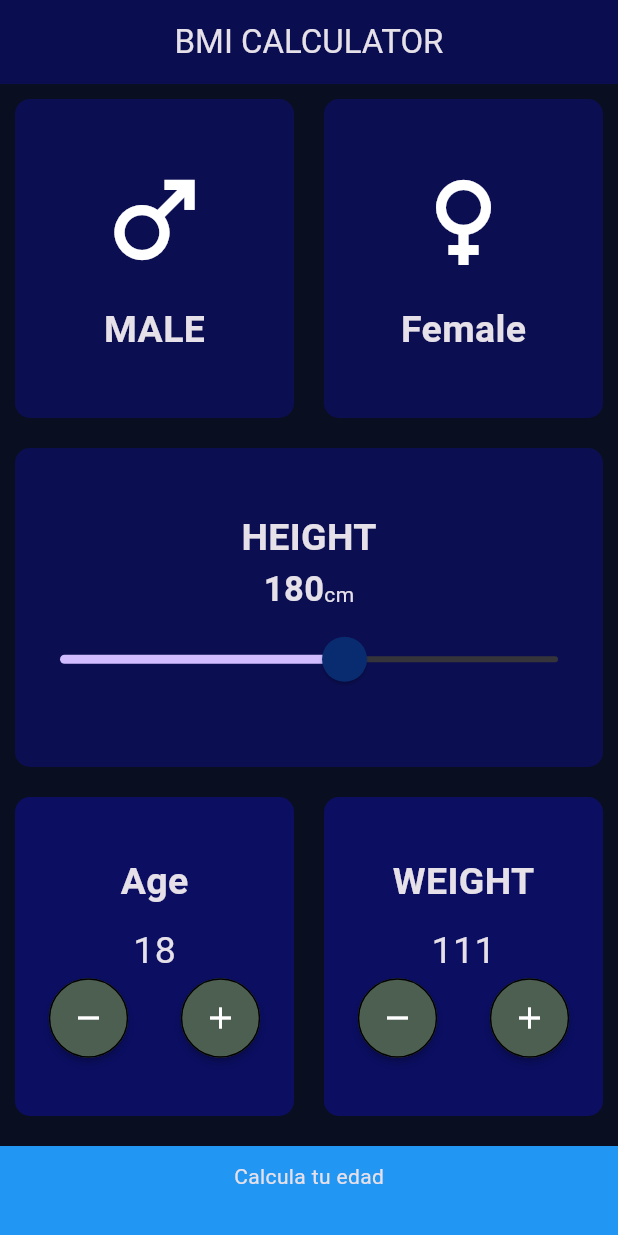
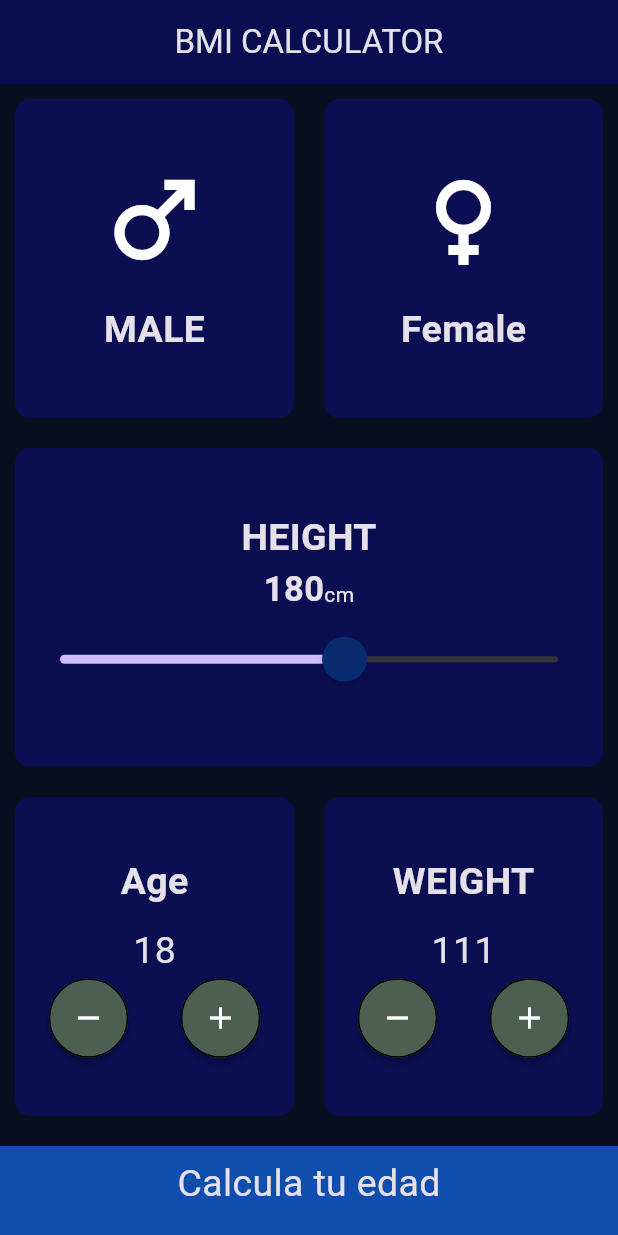
Before and after one commit to JoseArturoGuzman/sextaclase, a Flutter app: the screen it shows after launch, on a phone screen of 412 x 824 dp. Run offline on Flutter 3.47's test engine with Material 3 defaults, Android fonts, the phone set to English and light mode, and no system bars.

Commit message:
Asignacion hecha

```diff
--- /dev/null
+++ b/lib/components/card_content.dart
@@ -0,0 +1,29 @@
+import 'package:flutter/material.dart';
+
+import '../constants.dart';
+
+class CardContent extends StatelessWidget {
+  const CardContent({super.key, this.icon, this.label});
+
+  final IconData? icon;
+  final String? label;
+  @override
+  Widget build(BuildContext context) {
+    return Column(
+      mainAxisAlignment: MainAxisAlignment.center,
+      children: [
+        Icon(
+          icon,
+          size: 80,
+        ),
+        SizedBox(
+          height: 15,
+        ),
+        Text(
+          label!,
+          style: kLabelTextStyle,
+        )
+      ],
+    );
+  }
+}
--- /dev/null
+++ b/lib/components/my_button.dart
@@ -0,0 +1,21 @@
+import 'package:flutter/material.dart';
+import 'package:sextaclase/constants.dart';
+
+class MyButton extends StatelessWidget {
+  const MyButton({super.key});
+
+  @override
+  Widget build(BuildContext context) {
+    return InkWell(
+      onTap: () {},
+      child: Container(
+        width: double.infinity,
+        height: 60,
+        color: Color(0xFF104EAD),
+        margin: EdgeInsets.only(top: 10),
+        padding: EdgeInsets.only(bottom: 10),
+        child: Center(child: Text('Calcula tu edad', style: kTextStyleNormal,)),
+      ),
+    );
+  }
+}
--- /dev/null
+++ b/lib/components/my_rounded_button.dart
@@ -0,0 +1,22 @@
+import 'package:flutter/material.dart';
+
+class MyRoundedButton extends StatelessWidget {
+  const MyRoundedButton({super.key, required this.icon, this.onPressed});
+
+  final IconData icon;
+  final void Function()? onPressed;
+  @override
+  Widget build(BuildContext context) {
+    return MaterialButton(
+      height: 53,
+      child: Icon(icon),
+      onPressed: () {
+        onPressed;
+      },
+      color: Color(0xFF4C5F50),
+      shape: CircleBorder(
+          side:BorderSide()
+      ),
+    );
+  }
+}
--- /dev/null
+++ b/lib/components/reusable_card.dart
@@ -0,0 +1,28 @@
+import 'package:flutter/material.dart';
+
+class ReusableCard extends StatelessWidget {
+  const ReusableCard({
+    super.key,
+    required this.color,
+    this.cardChild,
+    this.onTap,
+  });
+  final Color color;
+  final Widget? cardChild;
+  final void Function()? onTap;
+
+  @override
+  Widget build(BuildContext context) {
+    return GestureDetector(
+      onTap: onTap,
+      child: Container(
+        margin: EdgeInsets.all(10),
+        decoration: BoxDecoration(
+          color: color, //Color(0xFF0B0E21),
+          borderRadius: BorderRadius.circular(10),
+        ),
+        child: cardChild,
+      ),
+    );
+  }
+}
--- a/lib/constants.dart
+++ b/lib/constants.dart
@@ -2,3 +2,14 @@ import 'package:flutter/material.dart';
 
 const kLabelTextStyle = TextStyle(fontSize: 25, fontWeight: FontWeight.bold);
 const kTextStyleUnique = TextStyle( fontSize: 23, fontWeight: FontWeight.bold);
+const kTextStyleNormal = TextStyle( fontSize: 25);
+const kColorCardSelect = Color(0xFF0B0E95);
+const kColorCardUnSelect = Color(0xFF0B0E51);
+
+
+const inactiveTickMarkColor = Color(0xFF0A2041);  // Dark navy blue
+const  activeTickMarkColor = Color(0xFF093981);    // Deep royal blue
+const  thumbColor = Color(0xFF092C71);             // Dark slate blue
+const  overlayColor = Color(0xFF092651);           // Midnight blue
+
+const buttonColor = 0xFF104EAD;
--- a/lib/main.dart
+++ b/lib/main.dart
@@ -7,6 +7,7 @@ class claseSeis extends StatelessWidget {
   @override
   Widget build(BuildContext context) {
     return MaterialApp(
+      debugShowCheckedModeBanner: false,
       theme: ThemeData.dark().copyWith(
         primaryColor: Color(0xFF0A0E21),
         scaffoldBackgroundColor: Color(0xFF0A0E21),
--- a/lib/screens/input_screen.dart
+++ b/lib/screens/input_screen.dart
@@ -1,5 +1,10 @@
 import 'package:flutter/material.dart';
 import 'package:sextaclase/constants.dart';
+
+import '../components/card_content.dart';
+import '../components/my_button.dart';
+import '../components/my_rounded_button.dart';
+import '../components/reusable_card.dart';
 
 enum Gender { male, female }
 
@@ -35,8 +40,8 @@ class _InputScreenState extends State<InputScreen> {
                     });
                   },
                   color: selectedGender == Gender.male
-                      ? Color(0xFF0B0E95)
-                      : Color(0xFF0B0E51),
+                      ? kColorCardSelect
+                      : kColorCardUnSelect,
                   cardChild: CardContent(
                     icon: Icons.male,
                     label: 'MALE',
@@ -51,8 +56,8 @@ class _InputScreenState extends State<InputScreen> {
                     });
                   },
                   color: selectedGender == Gender.female
-                      ? Color(0xFF0B0E95)
-                      : Color(0xFF0B0E51),
+                      ? kColorCardSelect
+                      : kColorCardUnSelect,
                   cardChild: CardContent(
                     icon: Icons.female,
                     label: 'Female',
@@ -63,9 +68,7 @@ class _InputScreenState extends State<InputScreen> {
           )),
           Expanded(
             child: ReusableCard(
-              color: Color(
-                0xFF0B0E51,
-              ),
+              color: kColorCardUnSelect,
               cardChild: Column(
                 mainAxisAlignment: MainAxisAlignment.center,
                 children: [
@@ -87,10 +90,10 @@ class _InputScreenState extends State<InputScreen> {
                   ),
                   SliderTheme(
                     data: SliderTheme.of(context).copyWith(
-                        inactiveTickMarkColor: Color(0xFF0A2041),
-                        activeTickMarkColor: Color(0xFF093981),
-                        thumbColor: Color(0xFF092C71),
-                        overlayColor: Color(0xFF092651),
+                        inactiveTickMarkColor: inactiveTickMarkColor,
+                        activeTickMarkColor: activeTickMarkColor,
+                        thumbColor: thumbColor,
+                        overlayColor: overlayColor,
                         thumbShape:
                             RoundSliderThumbShape(enabledThumbRadius: 15),
                         overlayShape:
@@ -115,7 +118,7 @@ class _InputScreenState extends State<InputScreen> {
               children: [
                 Expanded(
                   child: ReusableCard(
-                    color: Color(0xFF0B0E61),
+                    color: kColorCardUnSelect,
                     cardChild: Column(
                       mainAxisAlignment: MainAxisAlignment.center,
                       children: [
@@ -128,7 +131,7 @@ class _InputScreenState extends State<InputScreen> {
                         ),
                         Text(
                           '18',
-                          style: TextStyle(fontSize: 25),
+                          style: kTextStyleNormal,
                         ),
                         Row(
                           mainAxisAlignment: MainAxisAlignment.center,
@@ -147,7 +150,7 @@ class _InputScreenState extends State<InputScreen> {
                 ),
                 Expanded(
                   child: ReusableCard(
-                    color: Color(0xFF0B0E61),
+                    color: kColorCardUnSelect,
                     cardChild: Column(
                       mainAxisAlignment: MainAxisAlignment.center,
                       children: [
@@ -160,7 +163,7 @@ class _InputScreenState extends State<InputScreen> {
                         ),
                         Text(
                           '111',
-                          style: TextStyle(fontSize: 25),
+                          style: kTextStyleNormal,
                         ),
                         Row(
                           mainAxisAlignment: MainAxisAlignment.center,
@@ -186,96 +189,3 @@ class _InputScreenState extends State<InputScreen> {
     );
   }
 }
-
-class ReusableCard extends StatelessWidget {
-  const ReusableCard({
-    super.key,
-    required this.color,
-    this.cardChild,
-    this.onTap,
-  });
-  final Color color;
-  final Widget? cardChild;
-  final void Function()? onTap;
-
-  @override
-  Widget build(BuildContext context) {
-    return GestureDetector(
-      onTap: onTap,
-      child: Container(
-        margin: EdgeInsets.all(10),
-        decoration: BoxDecoration(
-          color: color, //Color(0xFF0B0E21),
-          borderRadius: BorderRadius.circular(10),
-        ),
-        child: cardChild,
-      ),
-    );
-  }
-}
-
-class CardContent extends StatelessWidget {
-  const CardContent({super.key, this.icon, this.label});
-
-  final IconData? icon;
-  final String? label;
-  @override
-  Widget build(BuildContext context) {
-    return Column(
-      mainAxisAlignment: MainAxisAlignment.center,
-      children: [
-        Icon(
-          icon,
-          size: 80,
-        ),
-        SizedBox(
-          height: 15,
-        ),
-        Text(
-          label!,
-          style: kLabelTextStyle,
-        )
-      ],
-    );
-  }
-}
-
-class MyRoundedButton extends StatelessWidget {
-  const MyRoundedButton({super.key, required this.icon, this.onPressed});
-
-  final IconData icon;
-  final void Function()? onPressed;
-  @override
-  Widget build(BuildContext context) {
-    return MaterialButton(
-      height: 53,
-      child: Icon(icon),
-      onPressed: () {
-        onPressed;
-      },
-      color: Color(0xFF4C5F50),
-      shape: CircleBorder(
-        side:BorderSide()
-      ),
-    );
-  }
-}
-
-class MyButton extends StatelessWidget {
-  const MyButton({super.key});
-
-  @override
-  Widget build(BuildContext context) {
-    return InkWell(
-      onTap: () {},
-      child: Container(
-        width: double.infinity,
-        height: 60,
-        color: Colors.blue,
-        margin: EdgeInsets.only(top: 10),
-        padding: EdgeInsets.only(bottom: 20),
-        child: Center(child: Text('Calcula tu edad')),
-      ),
-    );
-  }
-}
```
